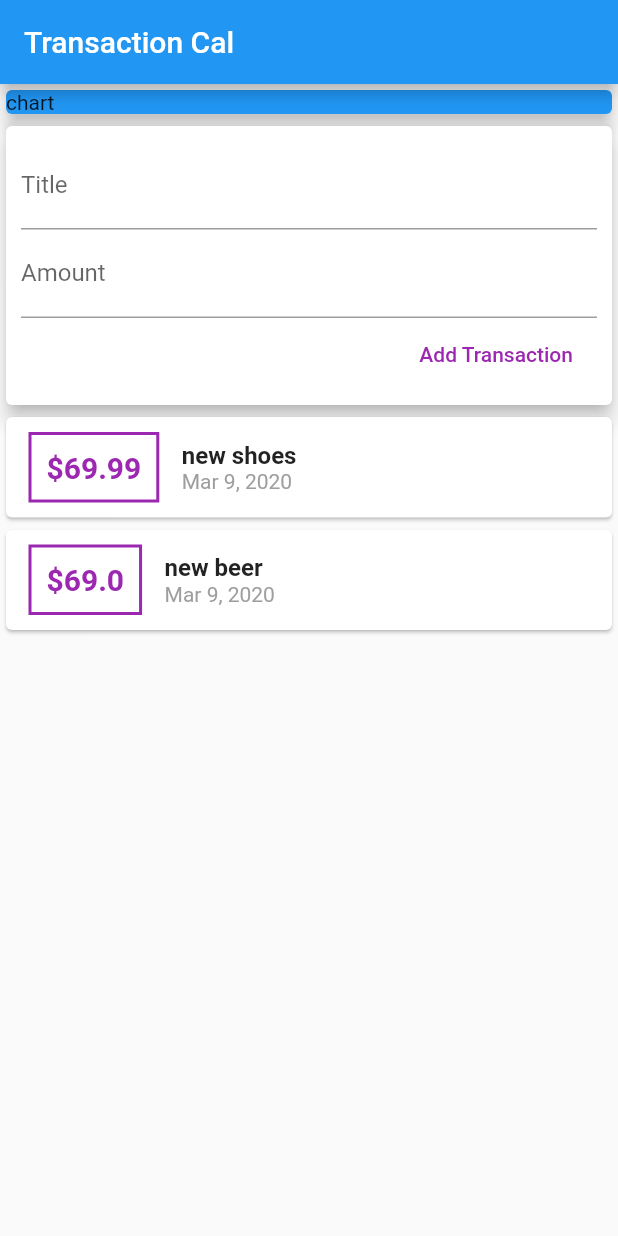
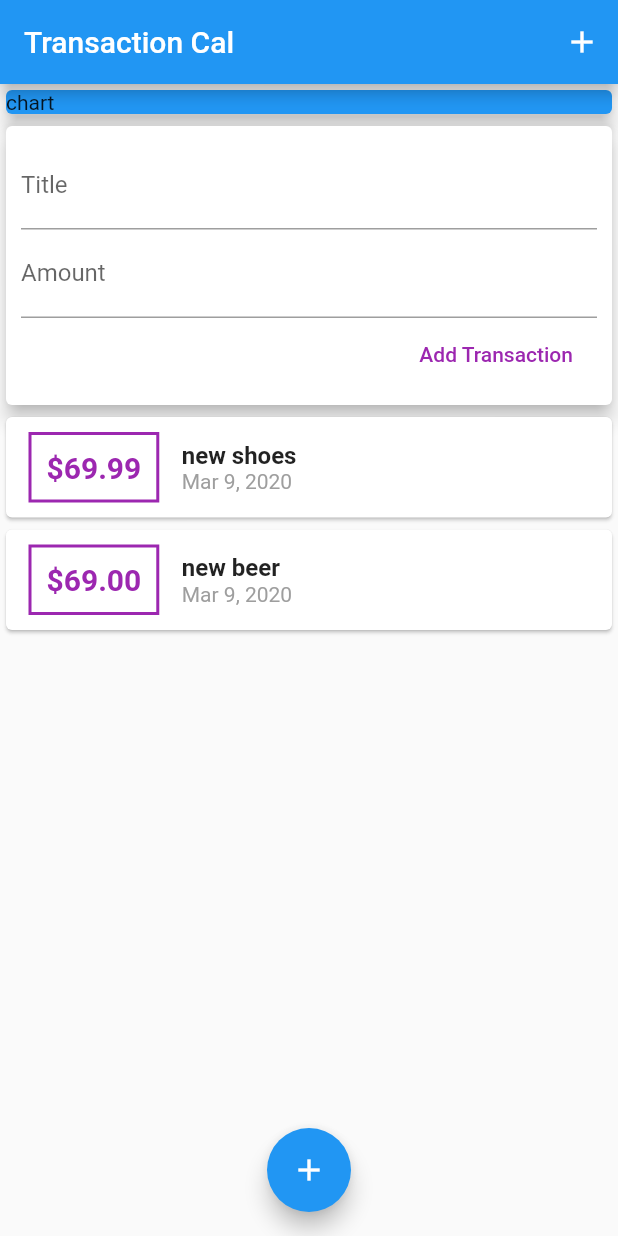
Before and after one commit to RavinduDilshan/flutter-Budget_calculator, a Flutter app: the screen it shows after launch, on a phone screen of 412 x 824 dp. Run offline on Flutter 3.47's test engine with Material 2 defaults, Android fonts, the phone set to English and light mode, and no system bars.

Commit message:
Floating Button

```diff
--- a/lib/main.dart
+++ b/lib/main.dart
@@ -13,6 +13,8 @@ class MyApp extends StatelessWidget {
   Widget build(BuildContext context) {
     return MaterialApp(
       title: 'Flutter App',
+
+
       home: myHomePage(),
 
 
@@ -34,6 +36,14 @@ final amountController=TextEditingController();
     return Scaffold(
       appBar: AppBar(
         title: Text("Transaction Cal"),
+        actions: <Widget>[
+          IconButton(
+            icon: Icon(Icons.add,),
+            onPressed:(){
+
+            } ,
+          ),
+        ],
       ),
       body: SingleChildScrollView(
               child: Column(
@@ -58,7 +68,15 @@ final amountController=TextEditingController();
           ],
 
         ),
-      )
+      ),
+      floatingActionButtonLocation:FloatingActionButtonLocation.centerFloat ,
+      floatingActionButton: FloatingActionButton(
+        child: Icon(Icons.add),
+        onPressed: (){
+
+        },
+
+      ),
 
     );
   }
--- a/lib/widgets/transactionList.dart
+++ b/lib/widgets/transactionList.dart
@@ -24,7 +24,7 @@ class  transactionList extends StatelessWidget {
                              vertical:10,
                              horizontal:15
                            ),
-                           child: Text('\$${transactions[index].amount}',
+                           child: Text('\$${transactions[index].amount.toStringAsFixed(2)}',
                            style: TextStyle(
                              fontWeight:FontWeight.bold,
                              fontSize: 20.0,
```
